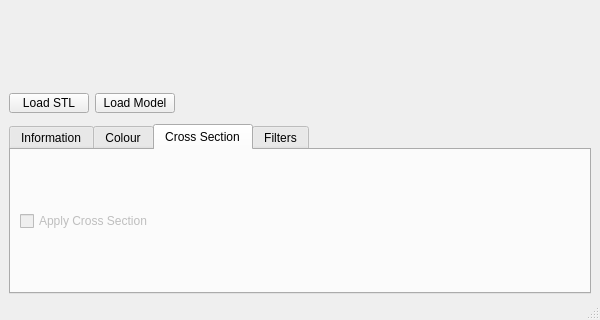
Old version of the form QtModelLoader/mainwindow.ui in the repository eeyaw4/Group20ProjectWork; both pictures show x 0 to 600 and y 345 to 665 of the 600 by 665 pixel window.
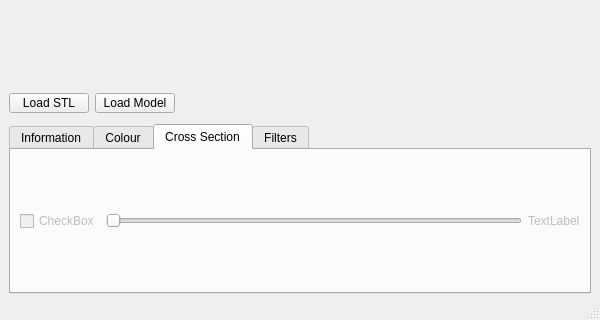
New version of the form. The open tabs and pages were chosen to show the change. Icons and pictures are not drawn. Custom widgets are drawn as their Qt base class.

```diff
--- a/QtModelLoader/mainwindow.ui
+++ b/QtModelLoader/mainwindow.ui
@@ -641,14 +641,35 @@
          </attribute>
          <layout class="QVBoxLayout" name="verticalLayout_3">
           <item>
-           <widget class="QCheckBox" name="checkCS">
-            <property name="text">
-             <string>Apply Cross Section</string>
-            </property>
-            <property name="checkable">
-             <bool>true</bool>
-            </property>
-           </widget>
+           <layout class="QHBoxLayout" name="horizontalLayout_11">
+            <item>
+             <widget class="QCheckBox" name="checkClip">
+              <property name="text">
+               <string>CheckBox</string>
+              </property>
+             </widget>
+            </item>
+            <item>
+             <widget class="QSlider" name="slideClip">
+              <property name="minimum">
+               <number>1</number>
+              </property>
+              <property name="maximum">
+               <number>100</number>
+              </property>
+              <property name="orientation">
+               <enum>Qt::Horizontal</enum>
+              </property>
+             </widget>
+            </item>
+            <item>
+             <widget class="QLabel" name="lblClip">
+              <property name="text">
+               <string>TextLabel</string>
+              </property>
+             </widget>
+            </item>
+           </layout>
           </item>
          </layout>
         </widget>
```
Left out of the diff: 45 changed lines with no effect on the pictures.
